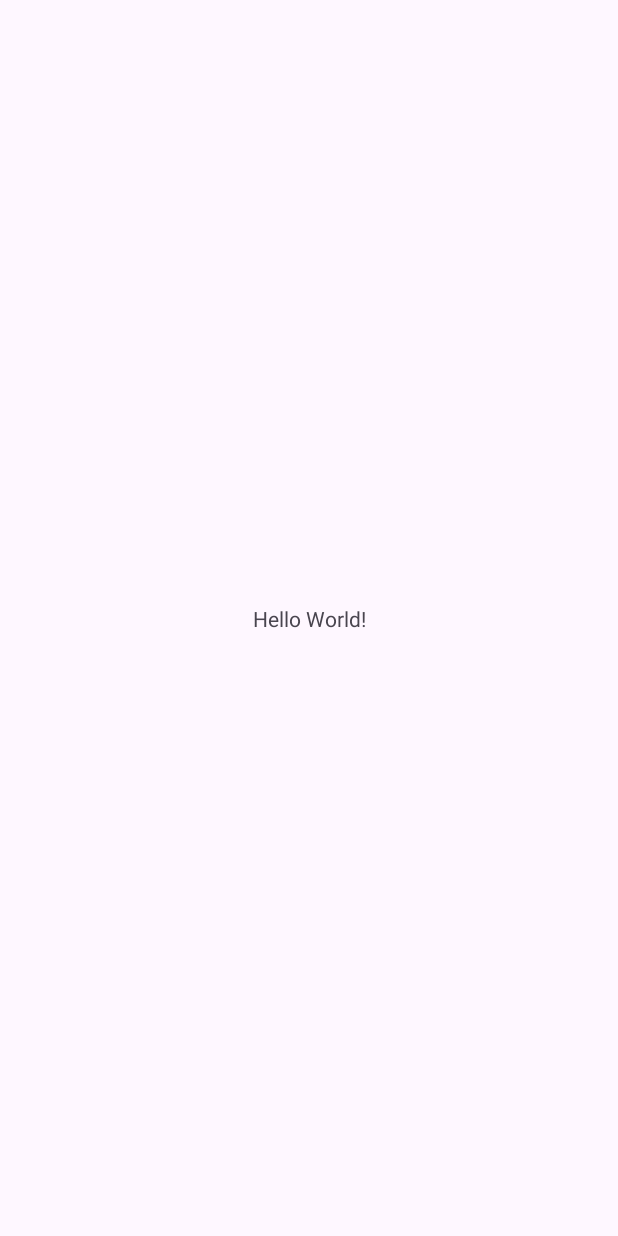
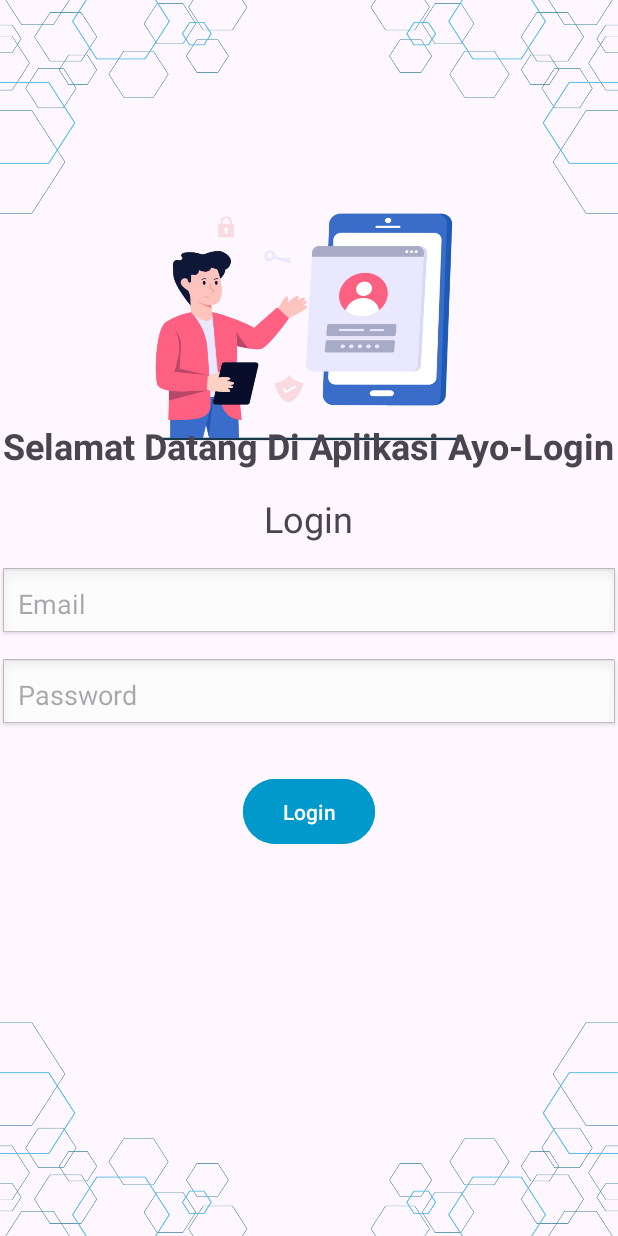
Before and after one commit to Kisul12/Tugas-Kotlin, an Android app: the screen it shows after launch (MainActivity), on a phone screen of 412 x 824 dp. Before the commit the screen is almost empty. Run offline under Robolectric (Android 15) with nearby library versions, the phone set to English and light mode, and no system bars.

Commit message:
push assigment 3

```diff
--- /dev/null
+++ b/pm25-assign3/app/src/main/java/com/example/assign3/LandingActivity.kt
@@ -0,0 +1,4 @@
+package com.example.assign3
+
+class LandingActivity {
+}
--- /dev/null
+++ b/pm25-assign3/app/src/main/java/com/example/assign3/User.kt
@@ -0,0 +1,4 @@
+package com.example.assign3
+
+class User {
+}
--- /dev/null
+++ b/pm25-assign3/app/src/main/res/layout/landing_page.xml
@@ -0,0 +1,6 @@
+<?xml version="1.0" encoding="utf-8"?>
+<androidx.constraintlayout.widget.ConstraintLayout xmlns:android="http://schemas.android.com/apk/res/android"
+             android:layout_width="match_parent"
+             android:layout_height="match_parent">
+
+</androidx.constraintlayout.widget.ConstraintLayout>
--- /dev/null
+++ b/pm25-assign3/app/src/main/res/values/ids.xml
@@ -0,0 +1,3 @@
+<?xml version="1.0" encoding="utf-8"?>
+<resources>
+</resources>
--- a/pm25-week4/app/build.gradle.kts
+++ b/pm25-week4/app/build.gradle.kts
@@ -5,12 +5,12 @@ plugins {
 
 android {
     namespace = "com.example.myapplication"
-    compileSdk = 34
+    compileSdk = 35
 
     defaultConfig {
         applicationId = "com.example.myapplication"
         minSdk = 29
-        targetSdk = 34
+        targetSdk = 35
         versionCode = 1
         versionName = "1.0"
 
--- a/pm25-week4/app/src/main/res/layout/activity_main.xml
+++ b/pm25-week4/app/src/main/res/layout/activity_main.xml
@@ -1,19 +1,64 @@
 <?xml version="1.0" encoding="utf-8"?>
-<androidx.constraintlayout.widget.ConstraintLayout xmlns:android="http://schemas.android.com/apk/res/android"
-    xmlns:app="http://schemas.android.com/apk/res-auto"
+<LinearLayout xmlns:android="http://schemas.android.com/apk/res/android"
     xmlns:tools="http://schemas.android.com/tools"
     android:id="@+id/main"
     android:layout_width="match_parent"
     android:layout_height="match_parent"
-    tools:context=".MainActivity">
+    android:orientation="vertical"
+    android:gravity="center"
+    android:padding="24dp"
+    tools:context=".MainActivity"
+    android:background="@drawable/form_bg"
+    >
 
     <TextView
         android:layout_width="wrap_content"
         android:layout_height="wrap_content"
-        android:text="Hello World!"
-        app:layout_constraintBottom_toBottomOf="parent"
-        app:layout_constraintEnd_toEndOf="parent"
-        app:layout_constraintStart_toStartOf="parent"
-        app:layout_constraintTop_toTopOf="parent" />
+        android:text="Selamat Datang Di Aplikasi Ayo-Login"
+        android:paddingTop="24dp"
+        android:textSize="24sp"
+        android:textStyle="bold"
+        android:layout_gravity="center_horizontal"
+        android:paddingBottom="16dp" />
 
-</androidx.constraintlayout.widget.ConstraintLayout>
+    <TextView
+        android:layout_width="wrap_content"
+        android:layout_height="wrap_content"
+        android:text="Login"
+        android:textSize="24sp"
+        android:textStyle="normal"
+        android:layout_gravity="center_horizontal"
+        android:paddingBottom="16dp" />
+
+    <EditText
+        android:id="@+id/email"
+        android:layout_width="match_parent"
+        android:layout_height="wrap_content"
+        android:hint="Email"
+        android:inputType="textEmailAddress"
+        android:padding="12dp"
+        android:background="@android:drawable/edit_text"
+        android:elevation="2dp"
+        android:layout_marginBottom="12dp" />
+
+    <EditText
+        android:id="@+id/password"
+        android:layout_width="match_parent"
+        android:layout_height="wrap_content"
+        android:hint="Password"
+        android:inputType="textPassword"
+        android:padding="12dp"
+        android:background="@android:drawable/edit_text"
+        android:elevation="2dp"
+        android:layout_marginBottom="20dp" />
+
+    <Button
+        android:id="@+id/btn_login"
+        android:layout_width="wrap_content"
+        android:layout_height="wrap_content"
+        android:text="Login"
+        android:backgroundTint="@android:color/holo_blue_dark"
+        android:textColor="@android:color/white"
+        android:padding="12dp"
+        android:layout_marginTop="8dp" />
+</LinearLayout>
```
Also changed, not shown: pm25-week4/app/src/main/res/drawable/form_bg.png (added), 1 other file.
